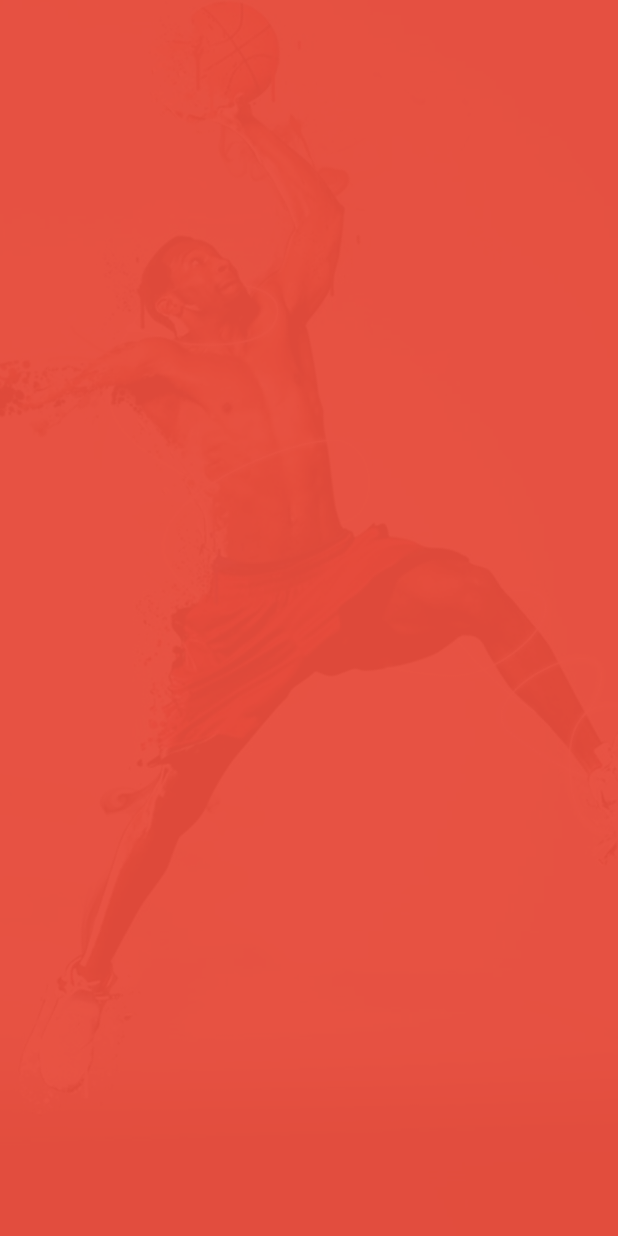
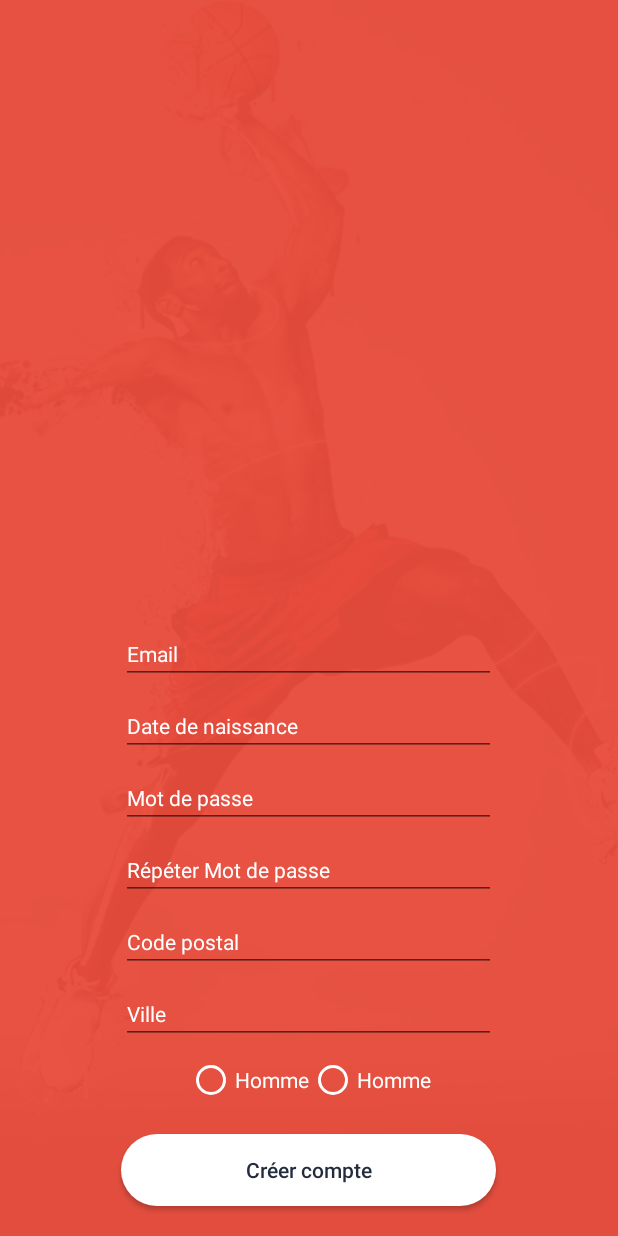
Before and after one commit to DoucheBen/OnSport, an Android app: the SignIn screen opened directly, with no data from a screen before it, on a phone screen of 412 x 824 dp. Before the commit the screen is empty. Run offline under Robolectric (Android 15) with nearby library versions, the phone set to English and light mode, and no system bars.

Commit message:
commit 16:14 doigts croisés

```diff
--- a/app/src/main/AndroidManifest.xml
+++ b/app/src/main/AndroidManifest.xml
@@ -24,7 +24,8 @@
         <!-- Main activity -->
         <activity android:name=".MainActivity" />
         <activity android:name=".SignIn" />
-        <activity android:name=".Home"></activity>
+        <activity android:name=".Home" />
+        <activity android:name=".SignUpActivity"></activity>
     </application>
 
 </manifest>
--- /dev/null
+++ b/app/src/main/java/cdi/com/onsport/SignUpActivity.java
@@ -0,0 +1,19 @@
+package cdi.com.onsport;
+
+import android.content.Intent;
+import android.support.v7.app.AppCompatActivity;
+import android.os.Bundle;
+import android.view.View;
+
+public class SignUpActivity extends AppCompatActivity {
+
+    @Override
+    protected void onCreate(Bundle savedInstanceState) {
+        super.onCreate(savedInstanceState);
+        setContentView(R.layout.activity_sign_up);
+    }
+    public void callActivity(View v){
+        Intent login = new Intent(getApplicationContext(), MainActivity.class);
+        startActivity(login);
+    }
+}
--- a/app/src/main/res/layout/activity_main.xml
+++ b/app/src/main/res/layout/activity_main.xml
@@ -42,7 +42,7 @@
             android:layout_gravity="center"
             android:layout_marginBottom="8dp"
             android:ems="10"
-            android:hint="Nom du joueur 1"
+            android:hint="Email / Pseudo"
             android:inputType="textEmailAddress"
             android:textColor="#64221b"
             android:textColorHint="#ffffff"
--- a/app/src/main/res/layout/activity_sign_in.xml
+++ b/app/src/main/res/layout/activity_sign_in.xml
@@ -1,5 +1,6 @@
 <?xml version="1.0" encoding="utf-8"?>
 <RelativeLayout xmlns:android="http://schemas.android.com/apk/res/android"
+    xmlns:app="http://schemas.android.com/apk/res-auto"
     xmlns:tools="http://schemas.android.com/tools"
     android:layout_width="match_parent"
     android:layout_height="match_parent"
@@ -12,7 +13,9 @@
         android:layout_width="match_parent"
         android:layout_height="match_parent"
         android:scaleType="centerCrop"
-        android:src="@drawable/splash"/>
+        android:src="@drawable/splash"
+        android:layout_alignParentTop="true"
+        android:layout_alignParentStart="true" />
 
     <LinearLayout
         android:orientation="vertical"
@@ -22,10 +25,160 @@
         android:id="@+id/linearLayout"
         android:weightSum="1">
 
+        <EditText
+            android:id="@+id/email"
+            android:layout_width="250dp"
+            android:layout_height="wrap_content"
+            android:layout_above="@+id/Joueur2"
+            android:layout_centerHorizontal="true"
+            android:layout_gravity="center"
+            android:layout_marginBottom="8dp"
+            android:ems="10"
+            android:hint="Email"
+            android:inputType="textEmailAddress"
+            android:textColor="#64221b"
+            android:textColorHint="#ffffff"
+            android:textSize="14dp"
+            />
+        <EditText
+            android:id="@+id/dateNaissance"
+            android:layout_width="250dp"
+            android:layout_height="wrap_content"
+            android:layout_above="@+id/Play"
+            android:layout_centerHorizontal="true"
+            android:layout_gravity="center"
+            android:layout_marginBottom="8dp"
+            android:ems="10"
+            android:hint="Date de naissance"
+            android:inputType="date"
+            android:textColor="#64221b"
+            android:textColorHint="#ffffff"
+            android:textSize="14dp"/>
+        <EditText
+            android:id="@+id/password"
+            android:layout_width="250dp"
+            android:layout_height="wrap_content"
+            android:layout_above="@+id/Play"
+            android:layout_centerHorizontal="true"
+            android:layout_gravity="center"
+            android:layout_marginBottom="8dp"
+            android:ems="10"
+            android:hint="Mot de passe"
+            android:inputType="textPassword"
+            android:textColor="#64221b"
+            android:textColorHint="#ffffff"
+            android:textSize="14dp"
+           />
+        <EditText
+            android:id="@+id/password2"
+            android:layout_width="250dp"
+            android:layout_height="wrap_content"
+            android:layout_above="@+id/Play"
+            android:layout_centerHorizontal="true"
+            android:layout_gravity="center"
+            android:layout_marginBottom="8dp"
+            android:ems="10"
+            android:hint="Répéter Mot de passe"
+            android:inputType="textPassword"
+            android:textColor="#64221b"
+            android:textColorHint="#ffffff"
+            android:textSize="14dp"/>
+        <EditText
+            android:id="@+id/Departement"
+            android:layout_width="250dp"
+            android:layout_height="wrap_content"
+            android:layout_above="@+id/Joueur2"
+            android:layout_centerHorizontal="true"
+            android:layout_gravity="center"
+            android:layout_marginBottom="8dp"
+            android:ems="10"
+            android:hint="Code postal"
+            android:inputType="number"
+            android:textColor="#64221b"
+            android:textColorHint="#ffffff"
+            android:textSize="14dp"
+            />
+        <EditText
+            android:id="@+id/Ville"
+            android:layout_width="250dp"
+            android:layout_height="wrap_content"
+            android:layout_above="@+id/Joueur2"
+            android:layout_centerHorizontal="true"
+            android:layout_gravity="center"
+            android:layout_marginBottom="8dp"
+            android:ems="10"
+            android:hint="Ville"
+            android:inputType="number"
+            android:textColor="#64221b"
+            android:textColorHint="#ffffff"
+            android:textSize="14dp"
+            />
+
+        <LinearLayout
+            android:orientation="horizontal"
+            android:layout_width="match_parent"
+            android:layout_height="wrap_content"
+            android:gravity="center">
+            <RadioGroup
+                android:gravity="center"
+                android:layout_height="wrap_content"
+                android:layout_width="match_parent"
+                android:orientation="horizontal"
+                android:baselineAligned="false">
+
+                <RadioButton
+                    android:id="@+id/radioButton_h"
+                    style="@android:style/Widget.CompoundButton.RadioButton"
+                    android:layout_width="wrap_content"
+                    android:layout_height="wrap_content"
+                    android:layout_above="@+id/linearLayout"
+                    android:layout_alignParentStart="true"
+
+
+                    android:text="Homme"
+                    android:textColor="@android:color/background_light"
+                    android:buttonTint="@android:color/background_light" />
+
+                <RadioButton
+                    android:id="@+id/radioButton_f"
+                    style="@android:style/Widget.CompoundButton.RadioButton"
+                    android:layout_width="wrap_content"
+                    android:layout_height="wrap_content"
+                    android:layout_above="@+id/linearLayout"
+                    android:layout_alignParentStart="true"
+
+
+                    android:text="Homme"
+                    android:textColor="@android:color/background_light"
+                    android:buttonTint="@android:color/background_light" />
+
+            </RadioGroup>
+
+        </LinearLayout>
+
+
+
+        <Button
+
+            android:id="@+id/login"
+            android:layout_width="250dp"
+            android:layout_height="wrap_content"
+            android:layout_alignParentBottom="true"
+            android:layout_gravity="center"
+            android:layout_marginTop="20dp"
+            android:layout_marginBottom="20dp"
+            android:background="@drawable/btn_light"
+            android:clickable="true"
+            android:text="Créer compte"
+            android:textAllCaps="false"
+            android:textColor="#232c3d" />
+
 
 
 
     </LinearLayout>
 
 
+
+
 </RelativeLayout>
--- /dev/null
+++ b/app/src/main/res/layout/activity_sign_up.xml
@@ -0,0 +1,19 @@
+<?xml version="1.0" encoding="utf-8"?>
+<RelativeLayout xmlns:android="http://schemas.android.com/apk/res/android"
+    xmlns:tools="http://schemas.android.com/tools"
+    android:layout_width="match_parent"
+    android:layout_height="match_parent"
+    android:descendantFocusability="beforeDescendants"
+    android:focusableInTouchMode="true"
+    android:id="@+id/r">
+
+    <Button
+        android:id="@+id/button"
+        android:layout_width="wrap_content"
+        android:layout_height="wrap_content"
+        android:layout_alignParentTop="true"
+        android:layout_centerHorizontal="true"
+        android:layout_marginTop="118dp"
+        android:onClick="callActivity"
+        android:text="Button" />
+</RelativeLayout>
```
